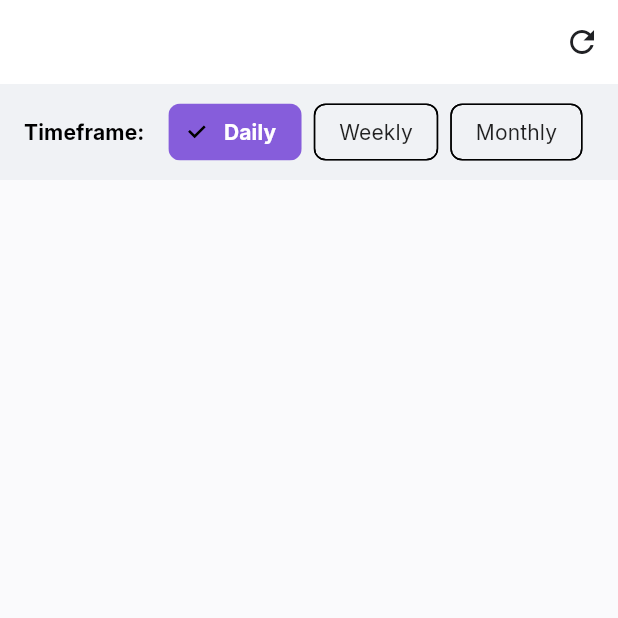
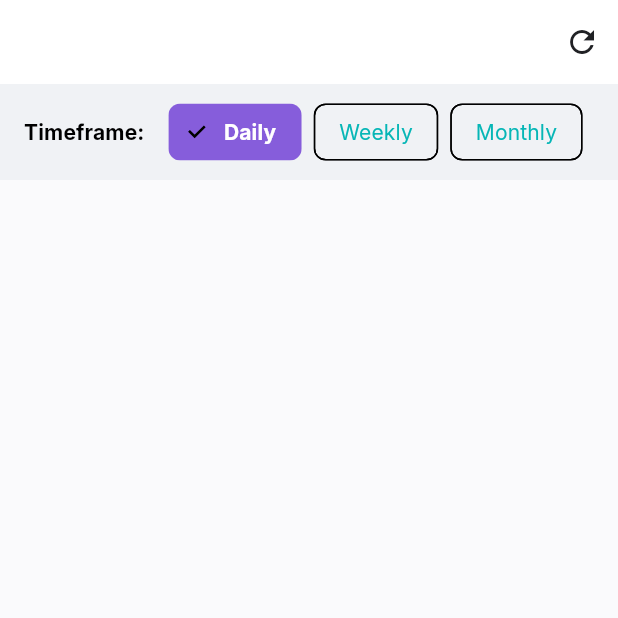
Before and after one commit to jwgillispie/tug, a Flutter app: the ProgressScreen screen opened by its route, on a phone screen of 412 x 824 dp, the top half of it. Run offline on Flutter 3.47's test engine with Material 3 defaults, Android fonts, the phone set to English and light mode, and no system bars; our stand-ins replace cloud_firestore, dio, equatable, firebase_auth, firebase_core, flutter_bloc and 5 more; accounts and stored records are empty; generated files the repository leaves out were written again; network calls fail.

Commit message:
changing the text color of the timeframe chips

```diff
--- a/tug/lib/screens/progress/progress_screen.dart
+++ b/tug/lib/screens/progress/progress_screen.dart
@@ -301,7 +301,7 @@ class _ProgressScreenState extends State<ProgressScreen> {
                             selectedColor:
                                 TugColors.primaryPurple.withOpacity(0.8),
                             labelStyle: TextStyle(
-                              color: isSelected ? Colors.white : Colors.black87,
+                              color: isSelected ? Colors.white : TugColors.secondaryTeal,
                               fontWeight: isSelected
                                   ? FontWeight.bold
                                   : FontWeight.normal,
```
